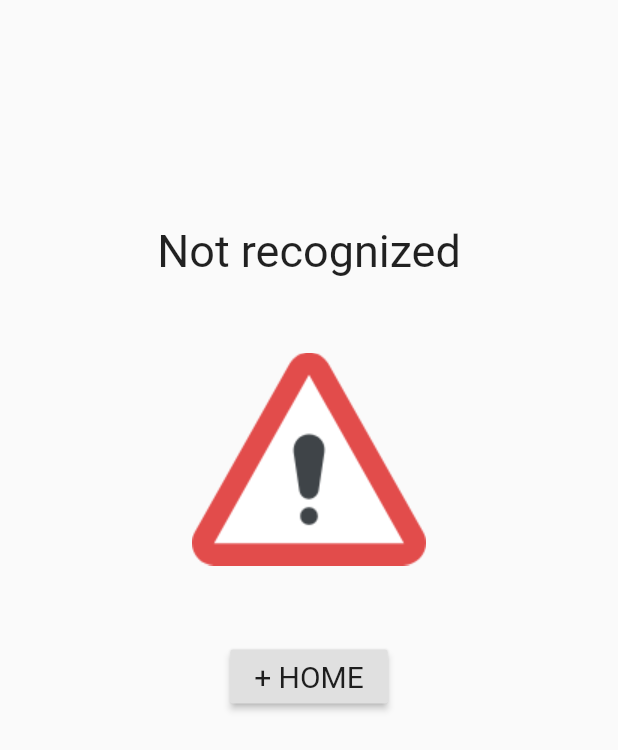
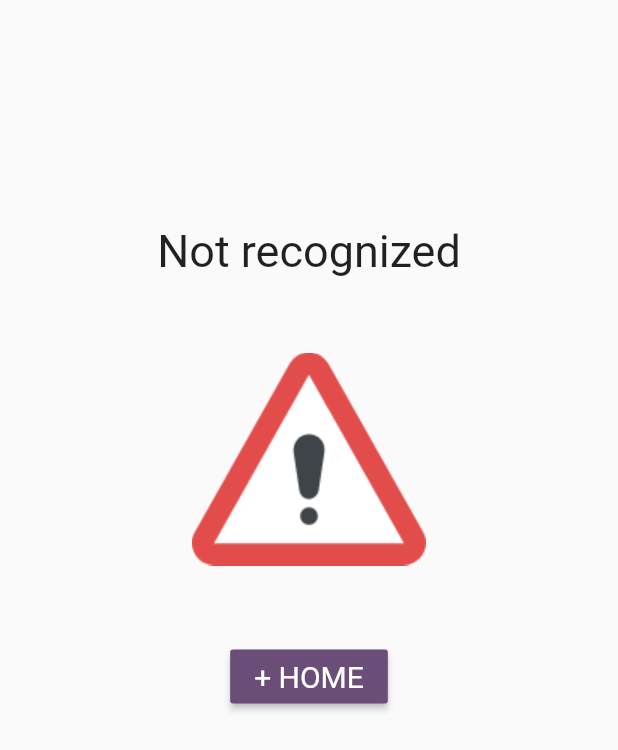
Before and after one commit to DSCUY1/Attendance-check-app-flutter, a Flutter app: the ErrorPage screen opened directly, on a phone screen of 412 x 824 dp. Shown: the top 750 px of the screen. Run offline on Flutter 3.47's test engine with Material 2 defaults, Android fonts, the phone set to English and light mode, and no system bars; statements that could not run were skipped.

Commit message:
Front error page OK

```diff
--- a/lib/pages/error_page.dart
+++ b/lib/pages/error_page.dart
@@ -10,21 +10,30 @@ class _ErrorPageState extends State<ErrorPage> {
   Widget build(BuildContext context) {
     return Scaffold(
       body: Center(
-            child: Column(children: <Widget>[
+        child: Column(
+          children: <Widget>[
             Container(
               margin: EdgeInsets.only(top: 150),
               child: Text(
                 "Not recognized",
                 style: TextStyle(
-              fontFamily: "Roboto", fontSize: 30, fontWeight: FontWeight.w400),
+                  fontFamily: "Roboto",
+                  fontSize: 30,
+                  fontWeight: FontWeight.w400,
+                ),
               ),
             ),
             Container(
               margin: EdgeInsets.only(top: 50),
-          child: Image.asset('assets/images/warning.png')),
+              child: Image.asset(
+                'assets/images/warning.png',
+              ),
+            ),
             Container(
               margin: EdgeInsets.only(top: 50),
               child: RaisedButton(
+                color: Color(0xff6A4E77),
+                textColor: Colors.white,
                 onPressed: () {
                   MaterialPageRoute route =
                       MaterialPageRoute(builder: (_) => Home());
@@ -35,9 +44,14 @@ class _ErrorPageState extends State<ErrorPage> {
                   style: TextStyle(
                     fontFamily: "Roboto",
                     fontWeight: FontWeight.w400,
-                  fontSize: 20),
+                    fontSize: 20,
                   ),
-          ))
-    ])));
+                ),
+              ),
+            ),
+          ],
+        ),
+      ),
+    );
   }
 }
```
Lines whose indentation alone changed are shown as unchanged.
